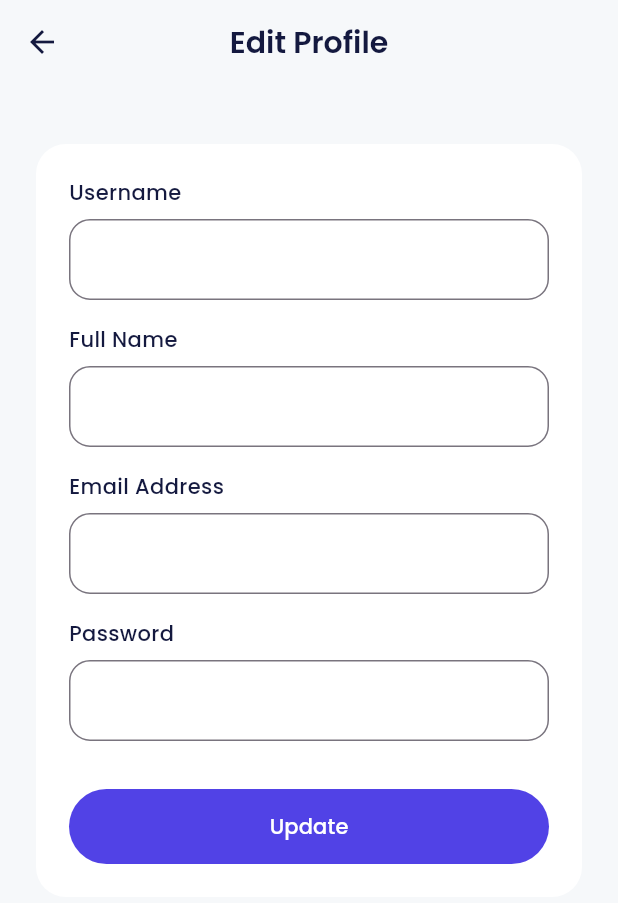
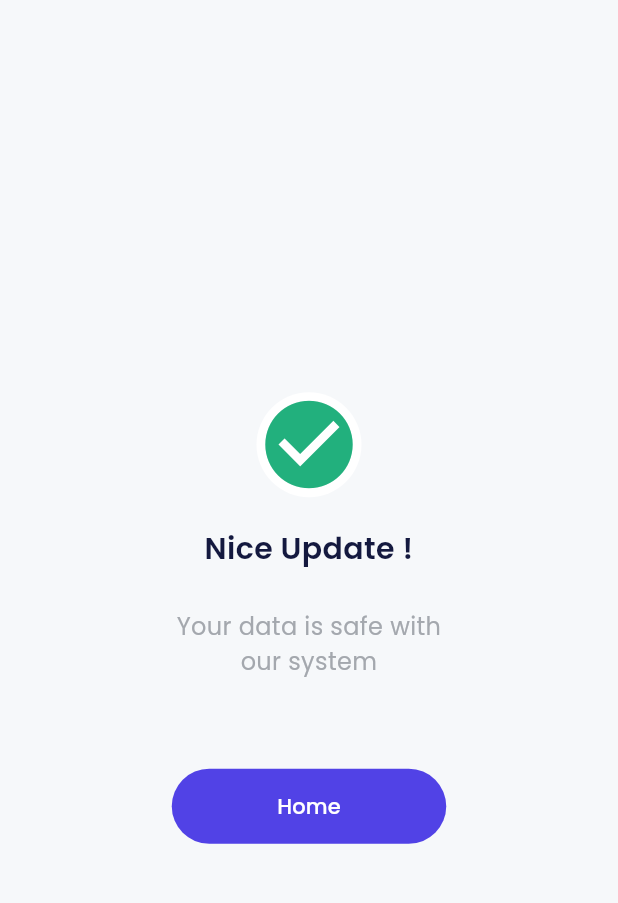
Before and after one commit to wfnur/bank_sha, a Flutter app: the ProfileEditPage screen opened by its route, after a tap on "Update", on a phone screen of 412 x 824 dp. Shown: the top 903 px of the screen. Run offline on Flutter 3.47's test engine with Material 3 defaults, Android fonts, the phone set to English and light mode, and no system bars; our stand-ins replace carousel_slider, google_fonts.

Commit message:
add success edit page

```diff
--- a/lib/main.dart
+++ b/lib/main.dart
@@ -4,6 +4,7 @@ import 'package:bank_sha/ui/pages/onboarding_page.dart';
 import 'package:bank_sha/ui/pages/pin_page.dart';
 import 'package:bank_sha/ui/pages/profile_edit_page.dart';
 import 'package:bank_sha/ui/pages/profile_edit_pin.dart';
+import 'package:bank_sha/ui/pages/profile_edit_success.dart';
 import 'package:bank_sha/ui/pages/profile_page.dart';
 import 'package:bank_sha/ui/pages/sign_in_page.dart';
 import 'package:bank_sha/ui/pages/sign_up_page.dart';
@@ -49,6 +50,7 @@ class MyApp extends StatelessWidget {
         '/pin':(context) => const PinPage(),
         '/profile-edit':(context) => const ProfileEditPage(),
         '/profile-edit-pin':(context) => const ProfileEditPin(),
+        '/profile-edit-success':(context) => const ProfileEditSuccess(),
 
       }
     );
--- a/lib/ui/pages/profile_edit_page.dart
+++ b/lib/ui/pages/profile_edit_page.dart
@@ -46,7 +46,7 @@ const ProfileEditPage({ Key? key }) : super(key: key);
                 CustomFilledButton(
                       title: "Update",
                       onPressed: () {
-
+                        Navigator.pushNamedAndRemoveUntil(context, '/profile-edit-success', (route) => false);
                       },
                 ),
               ]
--- a/lib/ui/pages/profile_edit_pin.dart
+++ b/lib/ui/pages/profile_edit_pin.dart
@@ -40,7 +40,7 @@ const ProfileEditPin({ Key? key }) : super(key: key);
                 CustomFilledButton(
                       title: "Update",
                       onPressed: () {
-
+                        Navigator.pushNamedAndRemoveUntil(context, '/profile-edit-success', (route) => false);
                       },
                 ),
               ]
--- /dev/null
+++ b/lib/ui/pages/profile_edit_success.dart
@@ -0,0 +1,63 @@
+import 'package:bank_sha/shared/theme.dart';
+import 'package:bank_sha/ui/widgets/buttons.dart';
+import 'package:flutter/material.dart';
+
+class ProfileEditSuccess extends StatelessWidget {
+const ProfileEditSuccess({ Key? key }) : super(key: key);
+
+  @override
+  Widget build(BuildContext context){
+    return Scaffold(
+      body: Center(
+        child: Column(
+          mainAxisAlignment: MainAxisAlignment.center,
+          children: [
+            Container(
+              width: 70,
+              height: 70,
+              decoration: BoxDecoration(
+                shape: BoxShape.circle,
+                color: whiteColor
+              ),
+              child: Center(
+                child: Icon(
+                  Icons.check_circle,
+                  color: greenColor,
+                  size: 70,
+                ),
+              ),
+            ),
+            const SizedBox(height: 20,),
+            //heading
+            Text(
+              'Nice Update !',
+              style: blackTextStyle.copyWith(
+                fontSize: 20,
+                fontWeight: semiBold
+              ),
+              textAlign: TextAlign.center,
+            ),
+            const SizedBox(height: 26,),
+
+            //caption
+            Text(
+              'Your data is safe with\nour system',
+              style: greyTextStyle.copyWith(
+                fontSize: 16,
+              ),
+              textAlign: TextAlign.center,
+            ),
+            const SizedBox(height: 60,),
+
+            //button
+            CustomFilledButton(
+              title: "Home",
+              width: 183,
+              onPressed: () {Navigator.pushNamedAndRemoveUntil(context, '/home', (route) => false);},
+            ),
+          ],
+        ),
+      ),
+    );
+  }
+}
```
